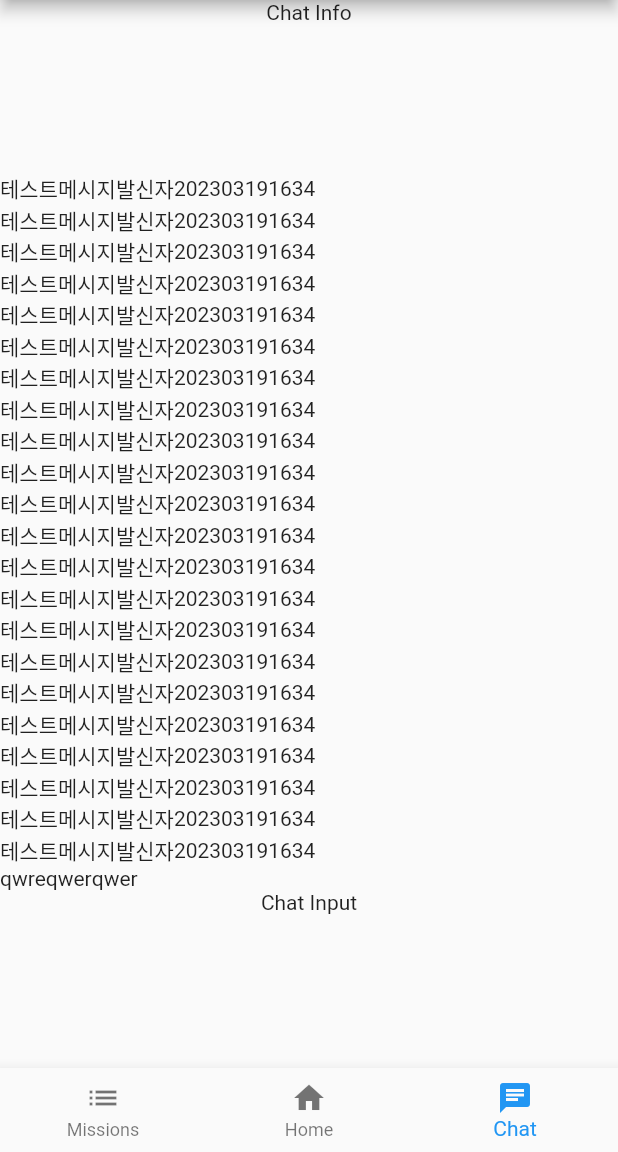
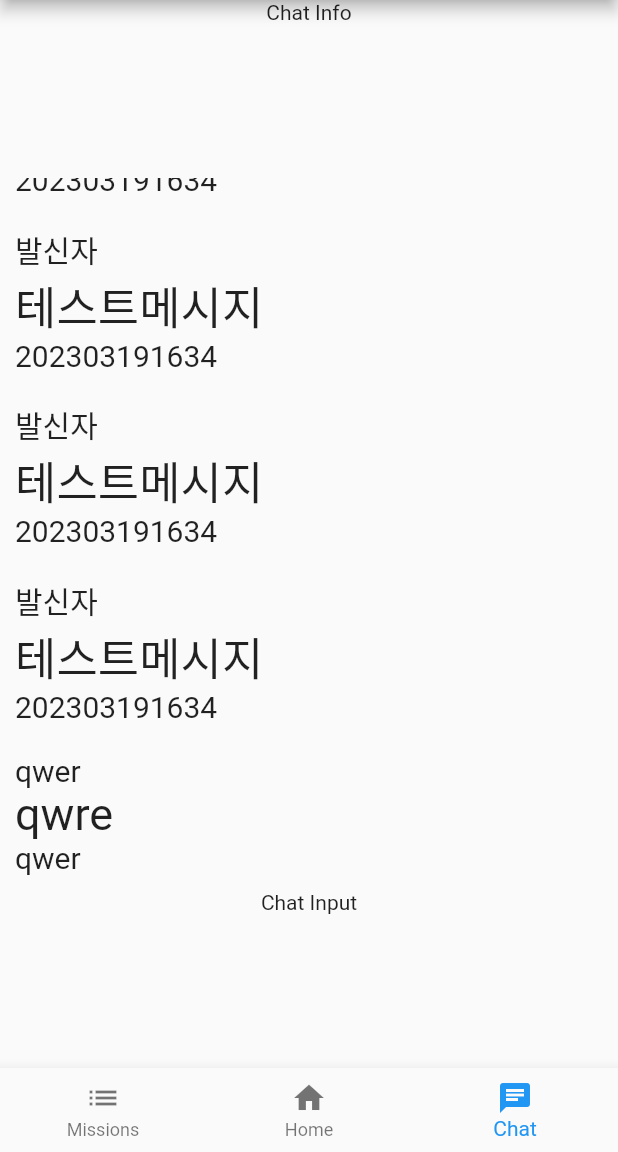
Before and after one commit to GDSC-CAU/Wiro-Flutter-App, a Flutter app: the screen it shows once a user with an empty profile is signed in, item 3 of the bottom bar chosen, on a phone screen of 412 x 824 dp, the part 84-1236 px from its top. Run offline on Flutter 3.47's test engine with Material 2 defaults, Android fonts, the phone set to English and light mode, and no system bars; our stand-ins replace firebase_auth, firebase_core, google_sign_in; accounts and stored records are empty; generated files the repository leaves out were written again.

Commit message:
Update ChatPage : Improved ChatHistory Item Styling

```diff
--- a/lib/pages/Chat.dart
+++ b/lib/pages/Chat.dart
@@ -118,12 +118,42 @@ class ChatHistoryItem extends StatelessWidget {
 
   @override
   Widget build(BuildContext context) {
-    return Row(
-      children: [
-        Text(chatData['message']!),
-        Text(chatData['sender']!),
-        Text(chatData['datetime']!)
-      ],
+    return SizedBox(
+        width: double.infinity,
+        child: Padding(
+          padding: const EdgeInsets.all(10.0),
+          child: Column(
+            children: [
+              SizedBox(
+                width: double.infinity,
+                child: Text(
+                    chatData['sender']!,
+                    style: const TextStyle(
+                        fontSize: 20
+                    )
+                ),
+              ),
+              SizedBox(
+                width: double.infinity,
+                child: Text(
+                    chatData['message']!,
+                    style: const TextStyle(
+                        fontSize: 30
+                    )
+                ),
+              ),
+              SizedBox(
+                width: double.infinity,
+                child: Text(
+                    chatData['datetime']!,
+                    style: const TextStyle(
+                        fontSize: 20
+                    )
+                ),
+              )
+            ],
+          )
+        )
     );
   }
 }
```
